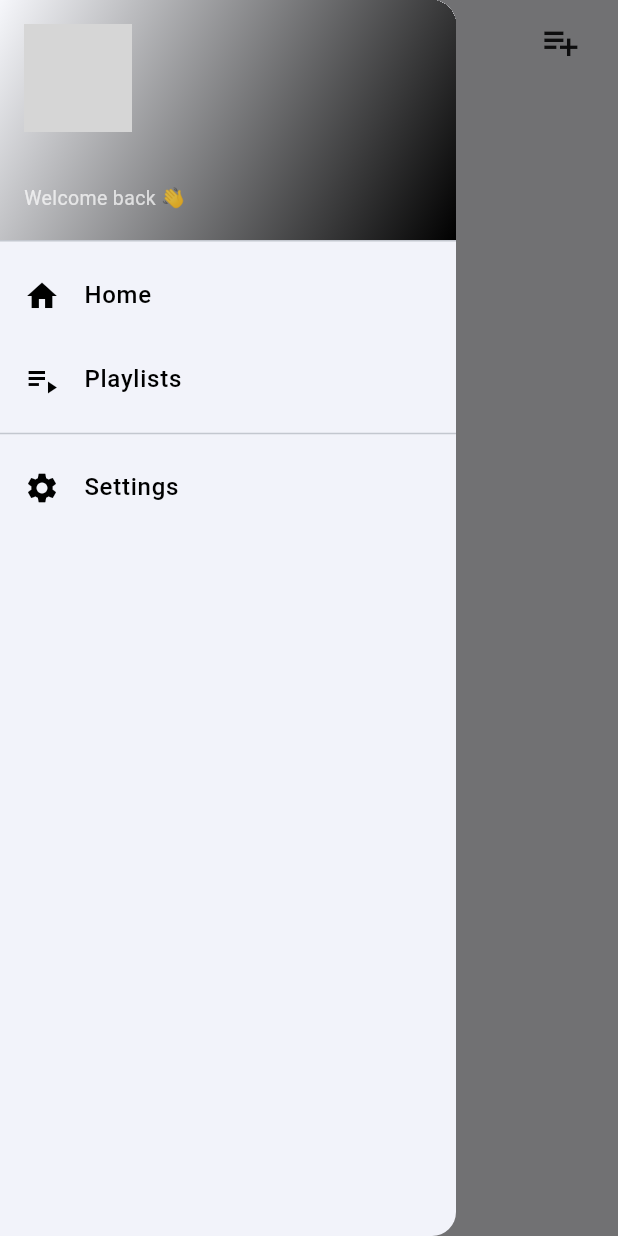
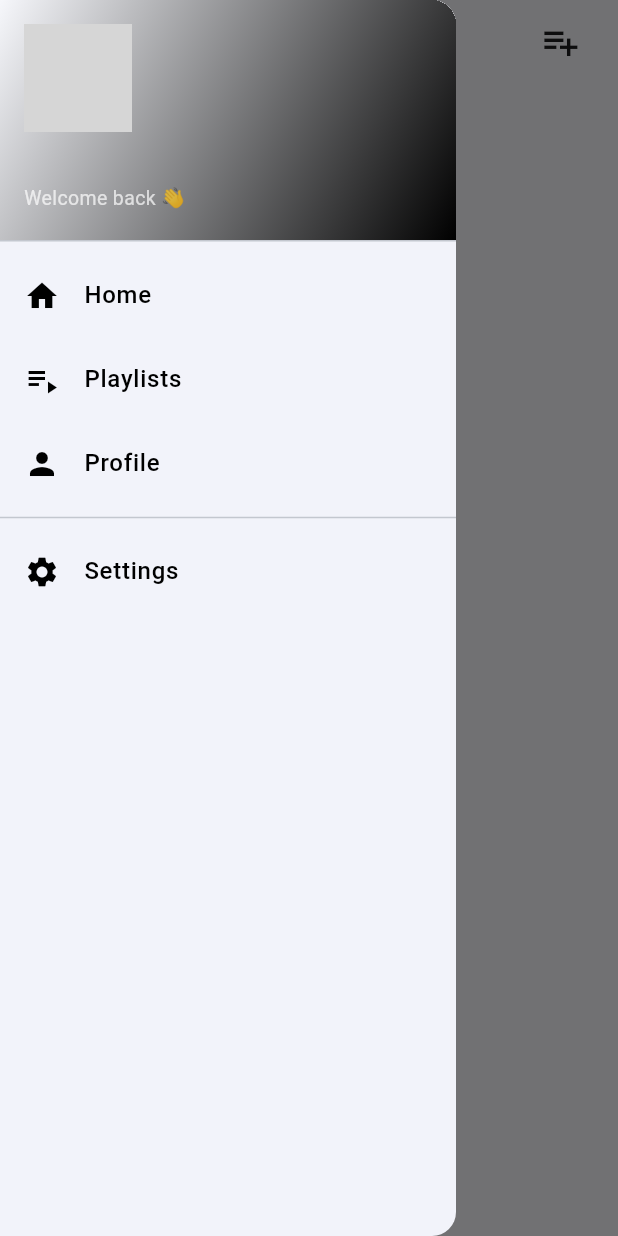
Before and after one commit to Haideralimehdi/offlinemusicplayer-, a Flutter app: the SongListScreen screen opened directly, with the side drawer open, on a phone screen of 412 x 824 dp. Run offline on Flutter 3.47's test engine with Material 3 defaults, Android fonts, the phone set to English and light mode, and no system bars; our stand-ins replace get, hive, hive_flutter, image_picker, just_audio, on_audio_query; accounts and stored records are empty; grey boxes are pictures that could not be loaded.

Commit message:
first commit

```diff
--- a/lib/views/songlistscreen.dart
+++ b/lib/views/songlistscreen.dart
@@ -12,6 +12,7 @@ import '../presentation layer/utils/apptheme.dart';
 import '../presentation layer/widget/miniplayerwidget.dart';
 import 'fullplayerscreen.dart';
 import 'playlistscreen.dart';
+import 'profilescreen.dart';
 
 class SongListScreen extends StatefulWidget {
   const SongListScreen({super.key});
@@ -149,6 +150,21 @@ class _SongListScreenState extends State<SongListScreen> {
               },
             ),
 
+            ListTile(
+              leading: Icon(Icons.person, color: Colors.black),
+              title: Text(
+                "Profile",
+                style: TextStyle(
+                  color: Colors.black,
+                  fontSize: 16,
+                  fontWeight: FontWeight.w500,
+                ),
+              ),
+              onTap: () {
+                Get.back();
+                Get.to(() => const ProfileScreen());
+              },
+            ),
             const Divider(thickness: 1),
 
             /// ⚙ SETTINGS
```
Also changed, not shown: lib/views/fullplayerscreen.dart (+44 -36 lines).
